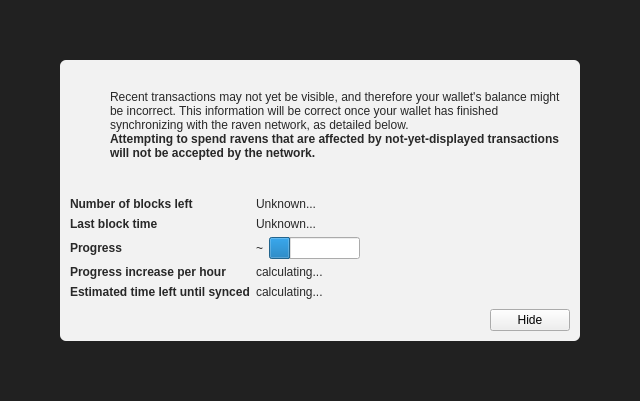
First picture: the form in src/qt/forms/modaloverlay.ui, repository morrigan-ai/MRG, before the edit.
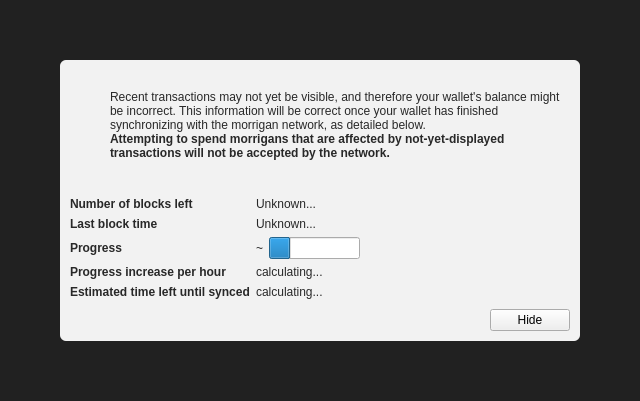
Second picture: the form after the edit. Icons and pictures are not drawn. Custom widgets are drawn as their Qt base class.

Diff of the .ui file:
```diff
--- a/src/qt/forms/modaloverlay.ui
+++ b/src/qt/forms/modaloverlay.ui
@@ -130,7 +130,7 @@
              <item>
               <widget class="QLabel" name="infoText">
                <property name="text">
-                <string>Recent transactions may not yet be visible, and therefore your wallet's balance might be incorrect. This information will be correct once your wallet has finished synchronizing with the raven network, as detailed below.</string>
+                <string>Recent transactions may not yet be visible, and therefore your wallet's balance might be incorrect. This information will be correct once your wallet has finished synchronizing with the morrigan network, as detailed below.</string>
                </property>
                <property name="textFormat">
                 <enum>Qt::RichText</enum>
@@ -149,7 +149,7 @@
                 </font>
                </property>
                <property name="text">
-                <string>Attempting to spend ravens that are affected by not-yet-displayed transactions will not be accepted by the network.</string>
+                <string>Attempting to spend morrigans that are affected by not-yet-displayed transactions will not be accepted by the network.</string>
                </property>
                <property name="textFormat">
                 <enum>Qt::RichText</enum>
```
